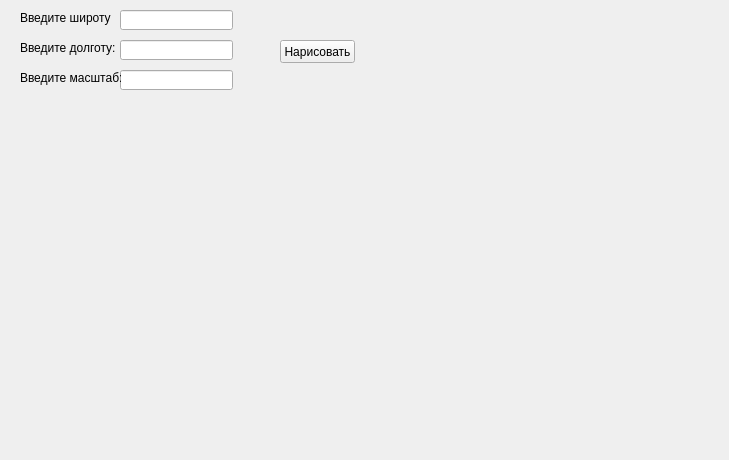
Before: the Qt Designer form ui_file.ui in heNtY1/big_api_task, drawn with Qt 5.
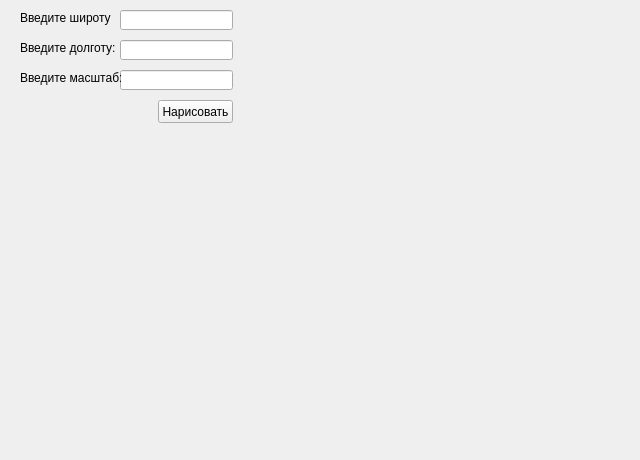
After: the same form once the commit is applied.

Patch:
```diff
--- a/ui_file.ui
+++ b/ui_file.ui
@@ -6,7 +6,7 @@
    <rect>
     <x>0</x>
     <y>0</y>
-    <width>729</width>
+    <width>640</width>
     <height>460</height>
    </rect>
   </property>
@@ -85,8 +85,8 @@
   <widget class="QPushButton" name="ok_button">
    <property name="geometry">
     <rect>
-     <x>280</x>
-     <y>40</y>
+     <x>158</x>
+     <y>100</y>
      <width>75</width>
      <height>23</height>
     </rect>
```
Left out of the diff: 17 changed lines with no effect on the pictures.
